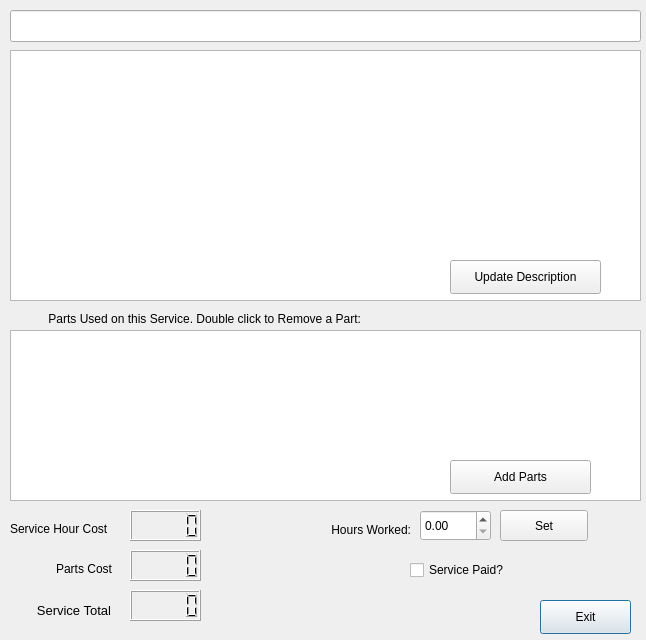
Qt form Client_Add_service.ui (bedi1982/Oficina) before a commit.
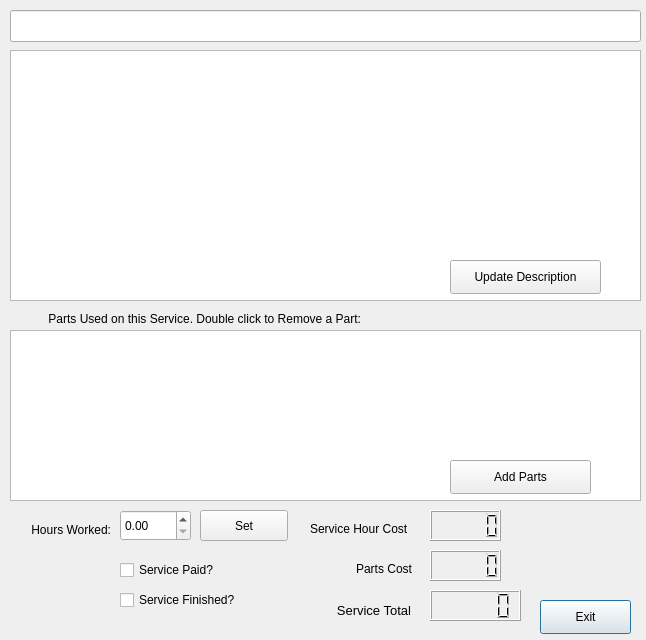
The same form after that commit.

Commit message: - Service_Finished toggler in Client Service - Added new Service_Finished column to Service - Tabs reorder - Removal of tooltips - Removed TODO - Added some tips in the SQL creation script

```diff
--- a/Client_Add_service.ui
+++ b/Client_Add_service.ui
@@ -41,7 +41,7 @@
   <widget class="QLabel" name="lbl_PartsCost">
    <property name="geometry">
     <rect>
-     <x>10</x>
+     <x>310</x>
      <y>560</y>
      <width>102</width>
      <height>18</height>
@@ -57,7 +57,7 @@
   <widget class="QLabel" name="lbl_totlaServiceCost">
    <property name="geometry">
     <rect>
-     <x>10</x>
+     <x>310</x>
      <y>600</y>
      <width>101</width>
      <height>20</height>
@@ -100,8 +100,8 @@
   <widget class="QLabel" name="lbl_Emoticon">
    <property name="geometry">
     <rect>
-     <x>480</x>
-     <y>590</y>
+     <x>580</x>
+     <y>520</y>
      <width>48</width>
      <height>48</height>
     </rect>
@@ -151,9 +151,9 @@
    </property>
    <property name="geometry">
     <rect>
-     <x>410</x>
+     <x>120</x>
      <y>560</y>
-     <width>111</width>
+     <width>131</width>
      <height>20</height>
     </rect>
    </property>
@@ -200,7 +200,7 @@
    </property>
    <property name="geometry">
     <rect>
-     <x>500</x>
+     <x>200</x>
      <y>510</y>
      <width>88</width>
      <height>31</height>
@@ -216,7 +216,7 @@
    </property>
    <property name="geometry">
     <rect>
-     <x>420</x>
+     <x>120</x>
      <y>510</y>
      <width>71</width>
      <height>31</height>
@@ -232,7 +232,7 @@
   <widget class="QLabel" name="lbl_InsertWorkCost">
    <property name="geometry">
     <rect>
-     <x>320</x>
+     <x>20</x>
      <y>520</y>
      <width>91</width>
      <height>20</height>
@@ -258,7 +258,7 @@
   <widget class="QLabel" name="label">
    <property name="geometry">
     <rect>
-     <x>10</x>
+     <x>310</x>
      <y>520</y>
      <width>111</width>
      <height>18</height>
@@ -271,7 +271,7 @@
   <widget class="QLCDNumber" name="lcd_Hour_cost">
    <property name="geometry">
     <rect>
-     <x>130</x>
+     <x>430</x>
      <y>510</y>
      <width>71</width>
      <height>31</height>
@@ -281,7 +281,7 @@
   <widget class="QLCDNumber" name="lcd_Parts_Cost">
    <property name="geometry">
     <rect>
-     <x>130</x>
+     <x>430</x>
      <y>550</y>
      <width>71</width>
      <height>31</height>
@@ -291,13 +291,29 @@
   <widget class="QLCDNumber" name="lcd_Service_Total">
    <property name="geometry">
     <rect>
-     <x>130</x>
+     <x>430</x>
      <y>590</y>
-     <width>71</width>
+     <width>91</width>
      <height>31</height>
     </rect>
    </property>
   </widget>
+  <widget class="QCheckBox" name="check_Finished">
+   <property name="enabled">
+    <bool>true</bool>
+   </property>
+   <property name="geometry">
+    <rect>
+     <x>120</x>
+     <y>590</y>
+     <width>131</width>
+     <height>20</height>
+    </rect>
+   </property>
+   <property name="text">
+    <string>Service Finished?</string>
+   </property>
+  </widget>
   <zorder>tbl_Parts_Used_In_Service</zorder>
   <zorder>txt_Servicedescription</zorder>
   <zorder>btn_Exit</zorder>
```
Left out of the diff: 18 changed lines with no effect on the pictures. The commit also changes 15 other files.
